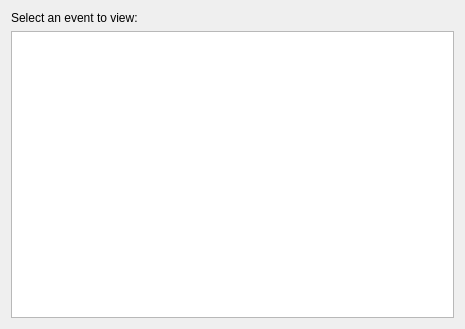
The window that src/app/ui/EventsTab.ui (caden-maxwell/nhtsa-scrape) describes before a commit, drawn with Qt 5.
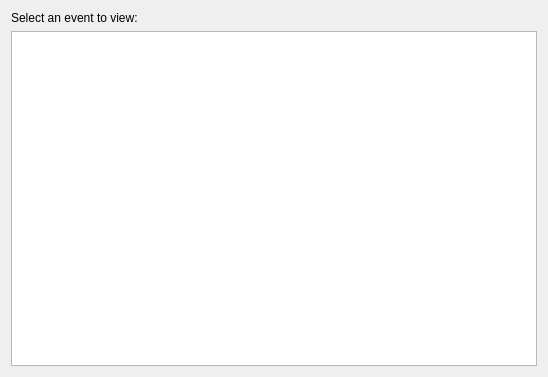
The same window after the commit.

What changed in the file:
```diff
--- a/src/app/ui/EventsTab.ui
+++ b/src/app/ui/EventsTab.ui
@@ -6,8 +6,8 @@
    <rect>
     <x>0</x>
     <y>0</y>
-    <width>465</width>
-    <height>329</height>
+    <width>548</width>
+    <height>377</height>
    </rect>
   </property>
   <property name="windowTitle">
```
Left out of the diff: 6 changed lines with no effect on the pictures.
